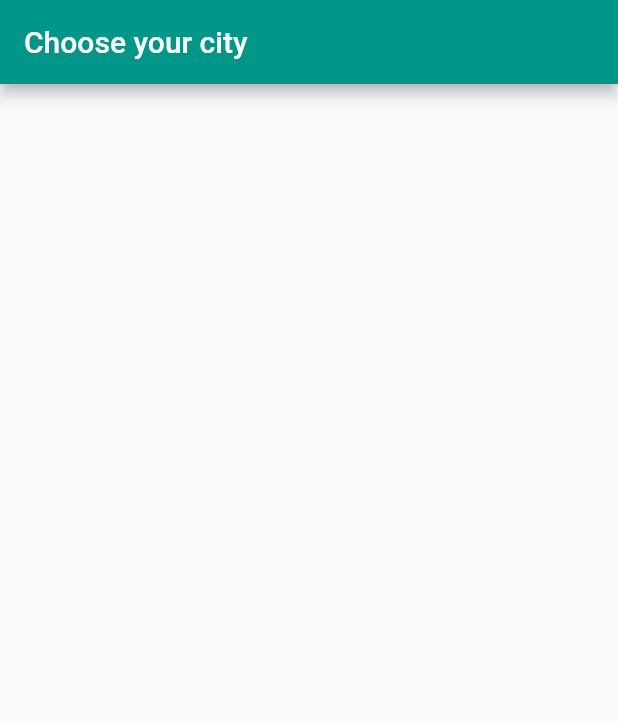
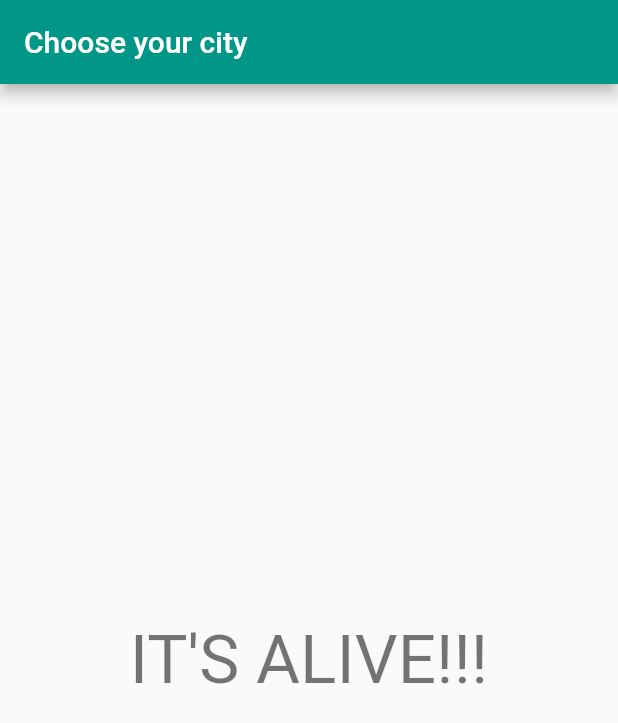
Before and after one commit to kmd-poland/flutter_workshop, a Flutter app: the screen it shows after launch, on a phone screen of 412 x 824 dp. Shown: the top 723 px of the screen. Run offline on Flutter 3.47's test engine with Material 2 defaults, Android fonts, the phone set to English and light mode, and no system bars.

Commit message:
stage-0 alive

```diff
--- a/lib/main.dart
+++ b/lib/main.dart
@@ -31,7 +31,7 @@ class _ChooseLocationPageState extends State<ChooseLocationPage> {
       appBar: AppBar(
         title: Text(widget.title),
       ),
-      body: Container()
+      body: Center(child: Text("IT'S ALIVE!!!", style: Theme.of(context).textTheme.headline3,))
     );
   }
 }
```
Also changed, not shown: pubspec.lock.
